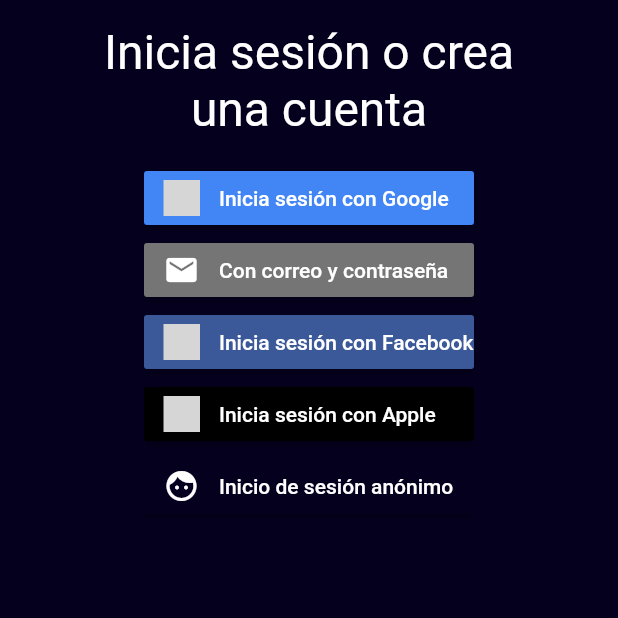
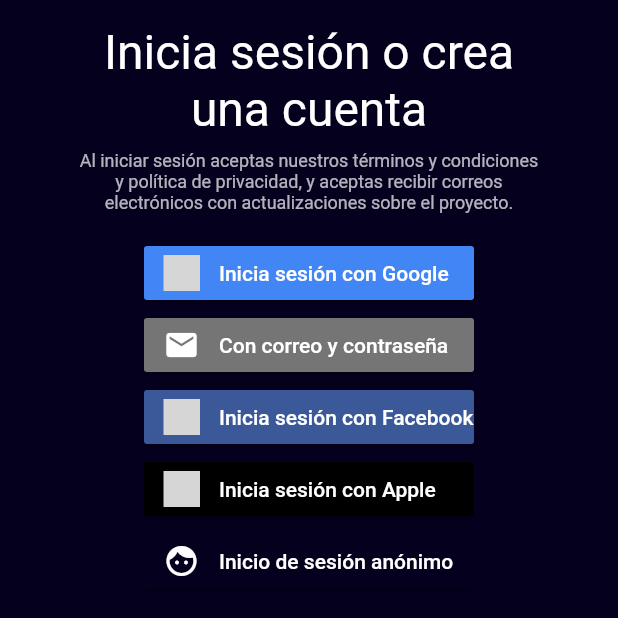
Before and after one commit to miyotl/miyotl, a Flutter app: the OnboardingPage screen opened directly, swiped to page 2, on a phone screen of 412 x 824 dp, the top half of it. Run offline on Flutter 3.47's test engine with Material 2 defaults, Android fonts, the phone set to English and light mode, and no system bars; drawn by our look-alikes of liquid_swipe; our stand-ins replace cached_network_image, firebase_auth, firebase_core, flutter_signin_button, google_fonts, google_sign_in and 1 more; missing offline and left inert: flutter_inappwebview; accounts and stored records are empty; network calls fail; grey boxes are pictures that could not be loaded.

Commit message:
add notice about terms and privacy policy

```diff
--- a/lib/screens/onboarding.dart
+++ b/lib/screens/onboarding.dart
@@ -218,13 +218,26 @@ class _OnboardingPageState extends State<OnboardingPage> {
                               padding: const EdgeInsets.all(16),
                               child: SizedBox(
                                 width: MediaQuery.of(context).size.width * 0.75,
-                                child: Text(
+                                child: Column(
+                                  children: [
+                                    Text(
                                       'Inicia sesión o crea una cuenta',
                                       style: GoogleFonts.fredokaOne().copyWith(
                                         fontSize: 32,
                                         color: Colors.white,
                                       ),
                                       textAlign: TextAlign.center,
+                                    ),
+                                    SizedBox(
+                                      height: 8,
+                                    ),
+                                    Text(
+                                      'Al iniciar sesión aceptas nuestros términos y condiciones y política de privacidad, y aceptas recibir correos electrónicos con actualizaciones sobre el proyecto.',
+                                      style:
+                                          Theme.of(context).textTheme.caption,
+                                      textAlign: TextAlign.center,
+                                    ),
+                                  ],
                                 ),
                               ),
                             ),
```
Lines whose indentation alone changed are shown as unchanged.
